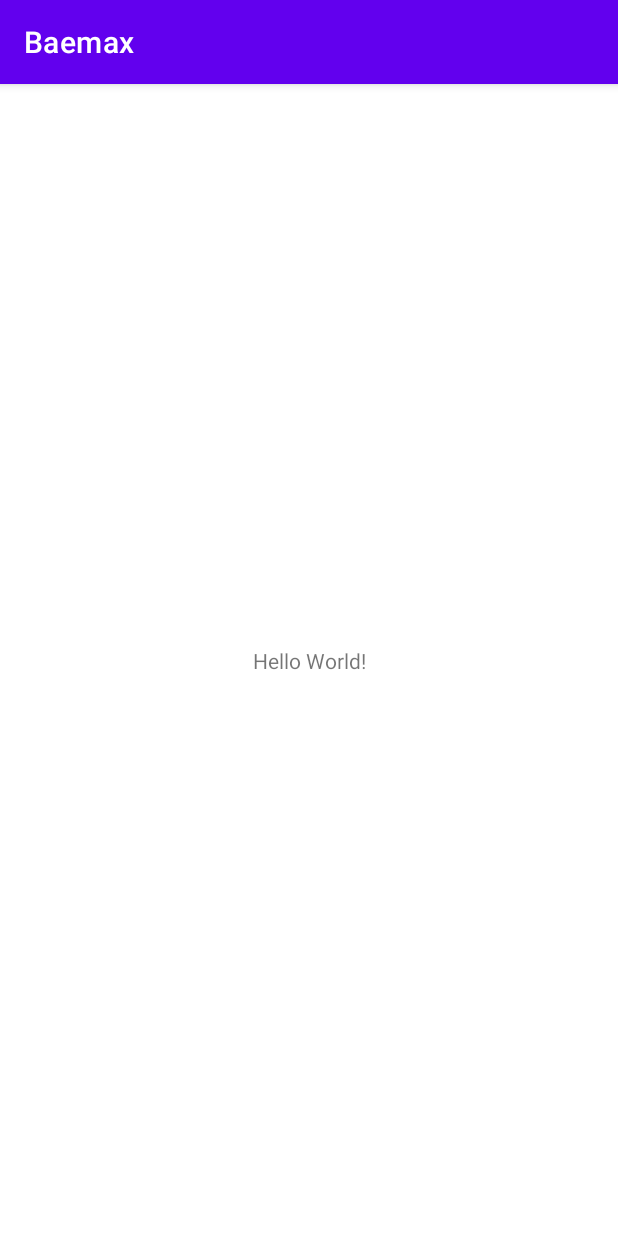
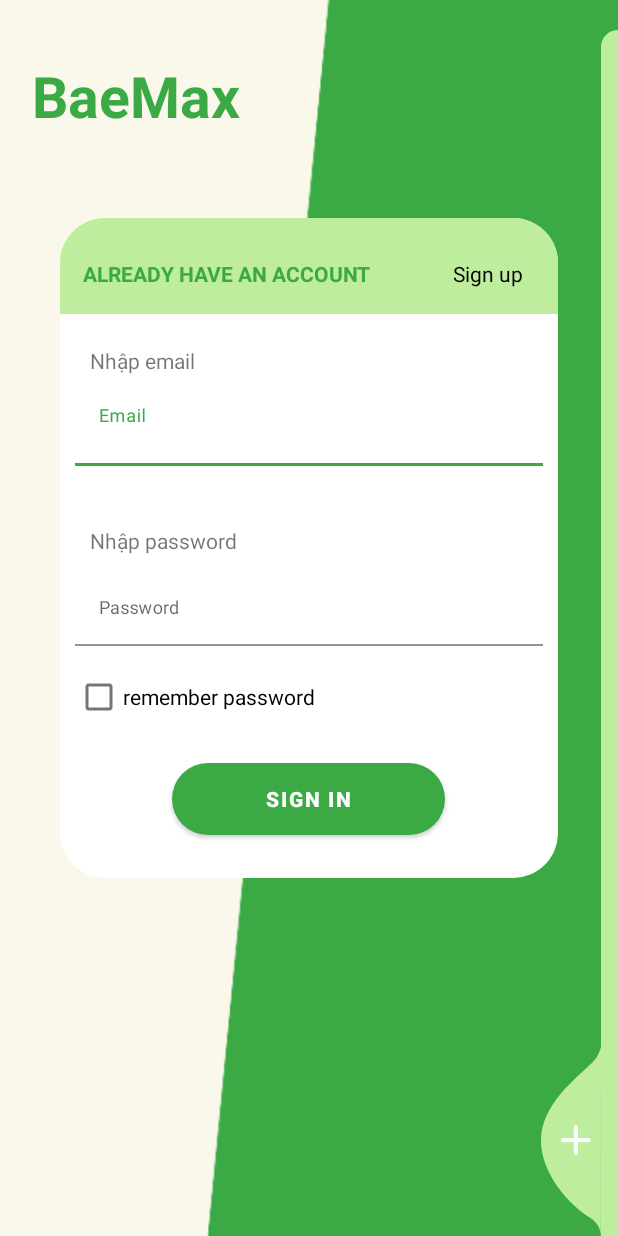
Before and after one commit to baohng/baemax, an Android app: the screen it shows after launch (MainActivity before the commit, Login after it), on a phone screen of 412 x 824 dp. Run offline under Robolectric (Android 15) with nearby library versions, the phone set to English and light mode, and no system bars.

Commit message:
login design ui

```diff
--- a/app/src/main/AndroidManifest.xml
+++ b/app/src/main/AndroidManifest.xml
@@ -14,13 +14,15 @@
         android:theme="@style/Theme.Baemax"
         tools:targetApi="31">
         <activity
-            android:name=".MainActivity"
+            android:name=".Login"
             android:exported="true">
             <intent-filter>
                 <action android:name="android.intent.action.MAIN" />
 
                 <category android:name="android.intent.category.LAUNCHER" />
             </intent-filter>
+            >
+
         </activity>
     </application>
 
--- a/app/src/main/java/ute/application/baemax/MainActivity.java
+++ b/app/src/main/java/ute/application/baemax/Login.java
@@ -4,11 +4,11 @@ import androidx.appcompat.app.AppCompatActivity;
 
 import android.os.Bundle;
 
-public class MainActivity extends AppCompatActivity {
+public class Login extends AppCompatActivity {
 
     @Override
     protected void onCreate(Bundle savedInstanceState) {
         super.onCreate(savedInstanceState);
-        setContentView(R.layout.activity_main);
+        setContentView(R.layout.activity_login);
     }
 }
--- /dev/null
+++ b/app/src/main/res/drawable/button_background_green.xml
@@ -0,0 +1,17 @@
+<?xml version="1.0" encoding="utf-8"?>
+<shape xmlns:android="http://schemas.android.com/apk/res/android" android:shape="rectangle" >
+    <corners
+        android:radius="26dp" />
+
+    <solid
+        android:color="@color/Green_main"/>
+
+    <padding
+        android:left="10dp"
+        android:top="0dp"
+        android:right="0dp"
+        android:bottom="0dp" />
+    <size
+        android:width="182dp"
+        android:height="40dp" />
+</shape>
--- /dev/null
+++ b/app/src/main/res/drawable/header_login_br.xml
@@ -0,0 +1,14 @@
+<?xml version="1.0" encoding="utf-8"?>
+<selector xmlns:android="http://schemas.android.com/apk/res/android">
+    <item>
+        <shape
+            android:shape="rectangle" >
+            <solid android:color="@color/Green_nhat"/>
+            <stroke android:color="@color/Green_nhat"></stroke>
+            <corners android:topRightRadius="30dp" android:topLeftRadius="30dp"/>
+            <size android:height="64dp" android:width="371dp"/>
+
+        </shape>
+    </item>
+
+</selector>
--- /dev/null
+++ b/app/src/main/res/drawable/ic_add_img.xml
@@ -0,0 +1,12 @@
+<vector xmlns:android="http://schemas.android.com/apk/res/android"
+        android:width="40dp"
+        android:height="126dp"
+        android:viewportWidth="40.292"
+        android:viewportHeight="126.85">
+    <path
+        android:pathData="M40.29,-0l-0.09,126.85a14.73,14.73 63.47,0 0,-5.87 -11.41c-15.61,-8.98 -34.88,-31.26 -34.32,-53.3 0.6,-23.46 22.29,-39.97 34.32,-51.53A22.57,22.57 95.8,0 0,40.29 -0Z"
+        android:fillColor="@color/Green_nhat"/>
+    <path
+        android:pathData="M32.36,61.09L24.85,61.09L24.85,53.57A1.35,1.35 0,0 0,23.45 52.48,1.35 1.35,0 0,0 22.05,53.57L22.05,61.09L14.53,61.09A1.35,1.35 0,0 0,13.45 62.48a1.35,1.35 0,0 0,1.09 1.4L22.05,63.88v7.52A1.35,1.35 0,0 0,23.45 72.48a1.35,1.35 0,0 0,1.4 -1.09L24.85,63.88h7.52A1.35,1.35 0,0 0,33.45 62.48,1.35 1.35,0 0,0 32.36,61.09Z"
+        android:fillColor="#fcfcfc"/>
+</vector>
--- /dev/null
+++ b/app/src/main/res/drawable/ic_side_bg.xml
@@ -0,0 +1,9 @@
+<shape xmlns:android="http://schemas.android.com/apk/res/android" android:shape="rectangle">
+    <size
+        android:width="11dp"
+        android:height="787dp"/>
+    <solid
+        android:color="#BDED9D"/>
+    <corners
+        android:topLeftRadius="17dp"/>
+</shape>
--- /dev/null
+++ b/app/src/main/res/drawable/login_background.xml
@@ -0,0 +1,11 @@
+<?xml version="1.0" encoding="utf-8"?>
+<selector xmlns:android="http://schemas.android.com/apk/res/android">
+    <item>
+        <shape
+            android:shape="rectangle" >
+            <solid android:color="@color/white"/>
+            <corners android:bottomRightRadius="30dp" android:bottomLeftRadius="30dp" android:topRightRadius="30dp" android:topLeftRadius="30dp"/>
+            <size android:height="455dp" android:width="371dp"/>
+        </shape>
+    </item>
+</selector>
--- /dev/null
+++ b/app/src/main/res/layout/activity_login.xml
@@ -0,0 +1,159 @@
+<?xml version="1.0" encoding="utf-8"?>
+<RelativeLayout xmlns:android="http://schemas.android.com/apk/res/android"
+    xmlns:app="http://schemas.android.com/apk/res-auto"
+    xmlns:tools="http://schemas.android.com/tools"
+    android:layout_width="wrap_content"
+    android:layout_height="wrap_content"
+    tools:context=".Login"
+    android:background="@drawable/background">
+
+
+    <TextView
+        android:id="@+id/textView2"
+        style="@style/textBold"
+        android:layout_width="157dp"
+        android:layout_height="wrap_content"
+        android:layout_alignParentStart="true"
+        android:layout_alignParentTop="true"
+        android:layout_alignParentEnd="true"
+        android:layout_marginStart="21dp"
+        android:layout_marginTop="38dp"
+        android:layout_marginEnd="233dp"
+        android:text="BaeMax"
+        android:textColor="@color/Green_main"
+        android:textSize="38dp" />
+
+    <RelativeLayout
+        android:layout_width="371dp"
+        android:layout_height="440dp"
+        android:layout_alignParentStart="true"
+        android:layout_alignParentTop="true"
+        android:layout_alignParentEnd="true"
+        android:layout_marginStart="40dp"
+        android:layout_marginTop="145dp"
+        android:layout_marginEnd="40dp"
+        android:background="@drawable/login_background">
+
+        <RelativeLayout
+            android:id="@+id/header_login"
+            android:layout_width="wrap_content"
+            android:layout_height="wrap_content"
+            android:background="@drawable/header_login_br">
+
+            <TextView
+                style="@style/textBold"
+                android:layout_width="248dp"
+                android:layout_height="33dp"
+                android:layout_alignParentStart="true"
+                android:layout_alignParentTop="true"
+                android:layout_alignParentEnd="true"
+                android:layout_marginStart="15dp"
+                android:layout_marginTop="27dp"
+                android:layout_marginEnd="68dp"
+                android:text="ALREADY HAVE AN ACCOUNT"
+                android:textColor="@color/Green_main" />
+
+            <TextView
+                android:id="@+id/textView3"
+                android:layout_width="wrap_content"
+                android:layout_height="wrap_content"
+                android:layout_alignParentStart="true"
+                android:layout_alignParentTop="true"
+                android:layout_alignParentEnd="true"
+                android:layout_marginStart="262dp"
+                android:layout_marginTop="27dp"
+                android:layout_marginEnd="11dp"
+                android:text="Sign up"
+                android:textColor="@color/black" />
+        </RelativeLayout>
+
+        <LinearLayout
+            android:layout_width="match_parent"
+            android:layout_height="392dp"
+            android:layout_below="@+id/header_login"
+            android:layout_marginTop="1dp"
+            android:orientation="vertical">
+
+            <TextView
+                android:layout_width="wrap_content"
+                android:layout_height="wrap_content"
+                android:layout_marginLeft="20dp"
+                android:layout_marginTop="20dp"
+                android:text="Nhập email" />
+
+            <com.google.android.material.textfield.TextInputLayout
+                android:id="@+id/textInputEmail"
+                style="@style/parent"
+                android:layout_margin="10dp"
+
+                android:layout_marginTop="@dimen/loginViewsMargin">
+
+                <EditText
+                    android:id="@+id/editTextEmail"
+                    style="@style/modifiedEditText"
+                    android:hint="@string/login_email_hint"
+                    android:inputType="textEmailAddress"
+                    android:maxLines="1" />
+            </com.google.android.material.textfield.TextInputLayout>
+
+            <TextView
+                android:layout_width="wrap_content"
+                android:layout_height="wrap_content"
+                android:layout_marginLeft="20dp"
+                android:layout_marginTop="30dp"
+                android:text="Nhập password" />
+
+            <com.google.android.material.textfield.TextInputLayout
+                android:id="@+id/textInputPassword"
+                style="@style/parent"
+                android:layout_margin="10dp"
+
+                android:layout_marginTop="@dimen/loginViewsMargin">
+
+                <EditText
+                    android:id="@+id/editTextPassword"
+                    style="@style/modifiedEditText"
+                    android:hint="@string/login_password_hint"
+                    android:inputType="textPassword"
+                    android:maxLines="1" />
+            </com.google.android.material.textfield.TextInputLayout>
+
+            <CheckBox
+                android:id="@+id/checkbox"
+                android:layout_width="match_parent"
+                android:layout_height="wrap_content"
+                android:layout_marginLeft="10dp"
+                android:text="remember password" />
+
+            <Button
+                style="@style/loginButton"
+                android:layout_width="wrap_content"
+                android:layout_height="wrap_content"
+                android:layout_gravity="center"
+                android:layout_marginTop="20dp"
+                android:gravity="center"
+                android:text="Sign in" />
+
+
+        </LinearLayout>
+    </RelativeLayout>
+
+    <View
+        android:layout_width="11dp"
+        android:layout_height="match_parent"
+        android:layout_alignParentTop="true"
+        android:layout_alignParentRight="true"
+        android:layout_marginTop="20dp"
+        android:background="@drawable/ic_side_bg" />
+
+    <ImageView
+        android:layout_width="wrap_content"
+        android:layout_height="wrap_content"
+        android:layout_alignParentRight="true"
+        android:layout_alignParentBottom="true"
+        android:layout_marginRight="11dp"
+        android:layout_marginBottom="30dp"
+
+        android:src="@drawable/ic_add_img" />
+
+</RelativeLayout>
--- a/app/src/main/res/layout/activity_main.xml
+++ /dev/null
@@ -1,18 +0,0 @@
-<?xml version="1.0" encoding="utf-8"?>
-<androidx.constraintlayout.widget.ConstraintLayout xmlns:android="http://schemas.android.com/apk/res/android"
-    xmlns:app="http://schemas.android.com/apk/res-auto"
-    xmlns:tools="http://schemas.android.com/tools"
-    android:layout_width="match_parent"
-    android:layout_height="match_parent"
-    tools:context=".MainActivity">
-
-    <TextView
-        android:layout_width="wrap_content"
-        android:layout_height="wrap_content"
-        android:text="Hello World!"
-        app:layout_constraintBottom_toBottomOf="parent"
-        app:layout_constraintEnd_toEndOf="parent"
-        app:layout_constraintStart_toStartOf="parent"
-        app:layout_constraintTop_toTopOf="parent" />
-
-</androidx.constraintlayout.widget.ConstraintLayout>
--- a/app/src/main/res/values/colors.xml
+++ b/app/src/main/res/values/colors.xml
@@ -1,10 +1,32 @@
 <?xml version="1.0" encoding="utf-8"?>
 <resources>
-    <color name="purple_200">#FFBB86FC</color>
-    <color name="purple_500">#FF6200EE</color>
+    <color name="purple_200">#3BAA44</color>
+    <color name="purple_500">#3BAA44</color>
     <color name="purple_700">#FF3700B3</color>
-    <color name="teal_200">#FF03DAC5</color>
-    <color name="teal_700">#FF018786</color>
+    <color name="teal_200">#39A843</color>
+    <color name="teal_700">#BDED9D</color>
     <color name="black">#FF000000</color>
     <color name="white">#FFFFFFFF</color>
+    <color name="Green_main">#3BAA44</color>
+    <color name="Green_nhat">#BDED9D</color>
+
+
+    <color name="colorPrimary">#FFFFFF</color>
+    <color name="colorPrimaryDark">#000</color>
+    <color name="colorAccent">#39A843</color>
+    <color name="themeColor">#39A843</color>
+
+
+    <color name="darkTextColor">#020000</color>
+    <color name="contentTextColor">#020000</color>
+    <color name="register_bk_color">#39A843</color>
+    <color name="login_bk_color">#fff</color>
+
+
+    <color name="whiteTextColor">#fff</color>
+    <color name="primaryTextColor">#39A843</color>
+    <color name="background_color">#FBFBFD</color>
+    <color name="background_color_50">#B3FFFFFF</color>
+    <color name="text_color_header">#323232</color>
+    <color name="text_color_description">#616161</color>
 </resources>
--- /dev/null
+++ b/app/src/main/res/values/dimen.xml
@@ -0,0 +1,6 @@
+<resources>
+    <!-- Default screen margins, per the Android Design guidelines. -->
+    <dimen name="headerTextSize">25sp</dimen>
+    <dimen name="newsMoreTextSize">12sp</dimen>
+    <dimen name="loginViewsMargin">30dp</dimen>
+</resources>
--- a/app/src/main/res/values/strings.xml
+++ b/app/src/main/res/values/strings.xml
@@ -1,3 +1,7 @@
 <resources>
     <string name="app_name">Baemax</string>
+
+
+    <string name="login_email_hint">Email</string>
+    <string name="login_password_hint">Password</string>
 </resources>
--- /dev/null
+++ b/app/src/main/res/values/styles.xml
@@ -0,0 +1,55 @@
+<resources>
+
+    <style name="AppTheme" parent="Theme.AppCompat.Light.DarkActionBar">
+        <item name="colorPrimary">@color/colorPrimary</item>
+        <item name="colorPrimaryDark">@color/colorPrimaryDark</item>
+        <item name="colorAccent">@color/colorAccent</item>
+    </style>
+
+    <style name="AppTheme.NoActionBar">
+        <item name="windowActionBar">false</item>
+        <item name="windowNoTitle">true</item>
+    </style>
+
+    <style name="viewParent">
+        <item name="android:layout_width">wrap_content</item>
+        <item name="android:layout_height">wrap_content</item>
+    </style>
+
+    <style name="viewParent.headerText">
+        <item name="android:textColor">@color/contentTextColor</item>
+        <item name="android:textSize">@dimen/headerTextSize</item>
+        <item name="android:textStyle">bold</item>
+    </style>
+    <style name="textBold">
+
+        <item name="android:textStyle">bold</item>
+    </style>
+
+    <style name="viewParent.headerText.NoMode">
+        <item name="android:textColor">@color/darkTextColor</item>
+    </style>
+
+    <style name="parent">
+        <item name="android:layout_width">match_parent</item>
+        <item name="android:layout_height">wrap_content</item>
+    </style>
+
+    <style name="modifiedEditText" parent="parent">
+        <item name="android:textSize">@dimen/newsMoreTextSize</item>
+        <item name="android:backgroundTint">@color/white</item>
+    </style>
+
+    <style name="loginButton" parent="viewParent">
+        <item name="android:background">@drawable/button_background_green</item>
+        <item name="android:textColor">@color/whiteTextColor</item>
+        <item name="android:textStyle">bold</item>
+    </style>
+
+    <style name="spinnerHintText" parent="parent">
+        <item name="android:textSize">@dimen/newsMoreTextSize</item>
+        <item name="android:textColor">@color/Green_nhat</item>
+        <item name="android:paddingLeft">5dp</item>
+    </style>
+
+</resources>
--- a/app/src/main/res/values/themes.xml
+++ b/app/src/main/res/values/themes.xml
@@ -1,6 +1,6 @@
 <resources xmlns:tools="http://schemas.android.com/tools">
     <!-- Base application theme. -->
-    <style name="Theme.Baemax" parent="Theme.MaterialComponents.DayNight.DarkActionBar">
+    <style name="Theme.Baemax" parent="Theme.MaterialComponents.DayNight.NoActionBar">
         <!-- Primary brand color. -->
         <item name="colorPrimary">@color/purple_500</item>
         <item name="colorPrimaryVariant">@color/purple_700</item>
```
Also changed, not shown: app/src/main/res/drawable/background.png (added).
